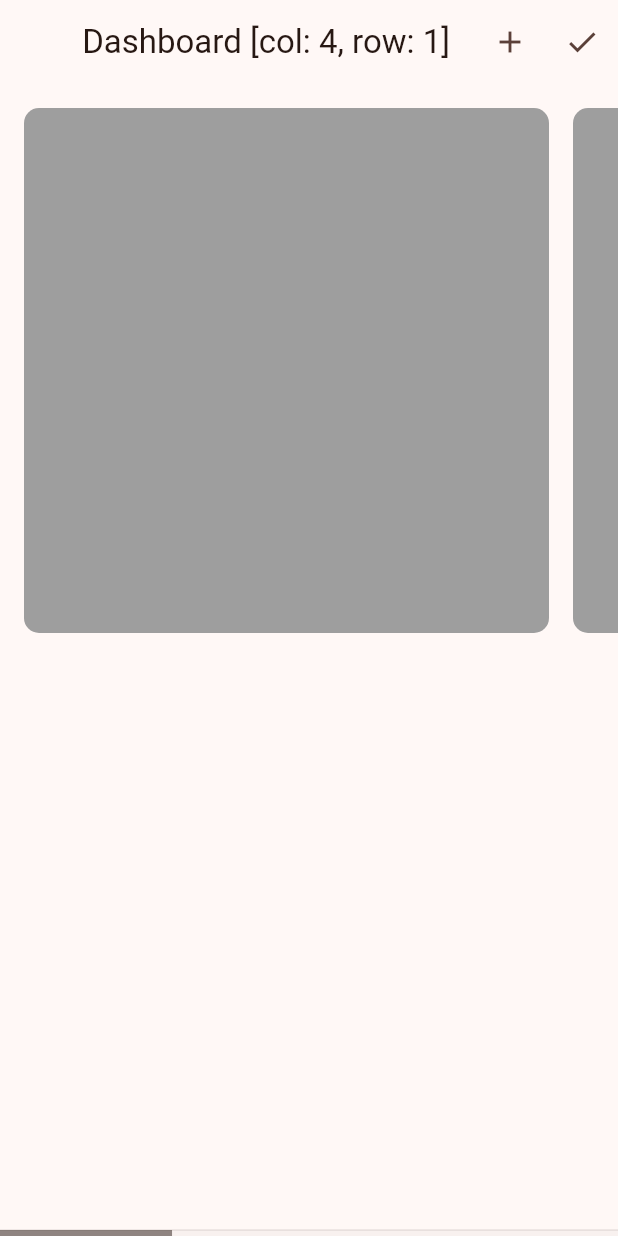
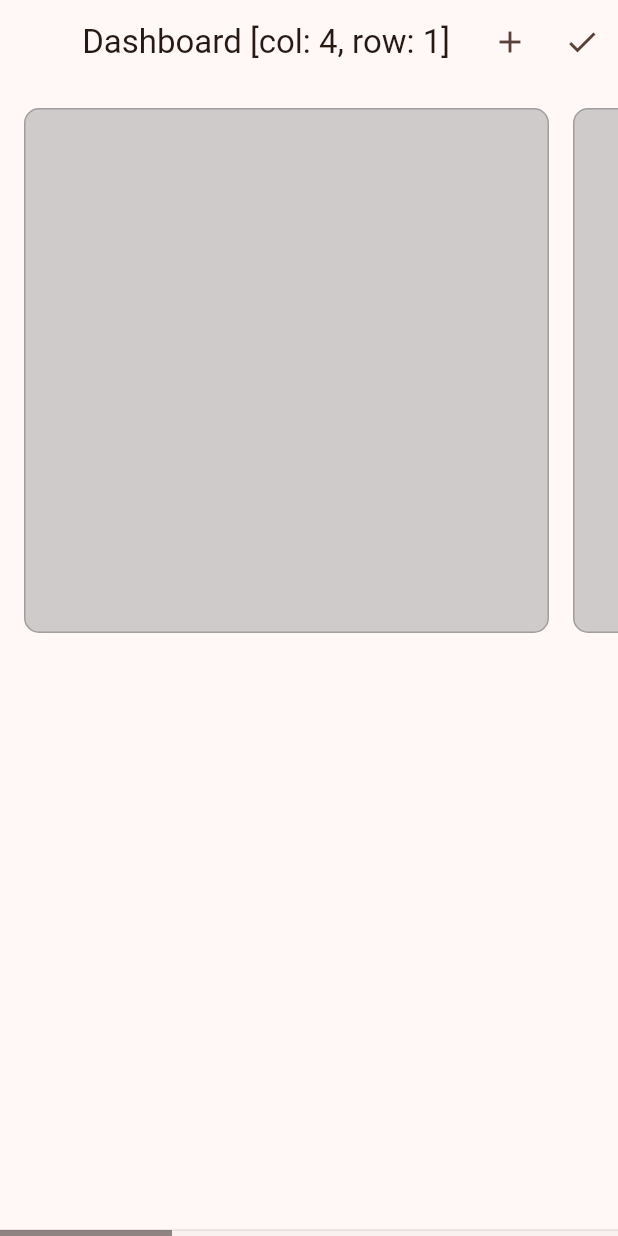
Before and after one commit to nonameden/dashboard_grid, a Flutter app: the screen it shows after launch, after a tap on the "edit" icon, on a phone screen of 412 x 824 dp. Run offline on Flutter 3.47's test engine with Material 3 defaults, Android fonts, the phone set to English and light mode, and no system bars.

Commit message:
Update CHANGELOG.md for version 0.0.3: fix crash on non-1x1 widget sizes and export TableCellDecoration

```diff
--- a/example/lib/home_screen.dart
+++ b/example/lib/home_screen.dart
@@ -138,6 +138,13 @@ class _HomeScreenState extends State<HomeScreen> {
       body: Dashboard(
         editMode: editMode,
         config: dashboardConfig,
+        cellPreviewDecoration: TableCellDecoration(
+          decoration: BoxDecoration(
+            color: Colors.grey.withValues(alpha: 0.5),
+            borderRadius: BorderRadius.circular(10),
+            border: Border.all(color: Colors.grey),
+          ),
+        ),
       ),
     );
   }
--- a/lib/dashboard_grid.dart
+++ b/lib/dashboard_grid.dart
@@ -1,3 +1,4 @@
 export 'src/dashboard.dart';
 export 'src/dashboard_grid.dart';
 export 'src/dashboard_widget.dart';
+export 'src/table/table_cell_decoration.dart';
--- a/lib/src/table/table.dart
+++ b/lib/src/table/table.dart
@@ -1300,20 +1300,31 @@ class RenderTableViewport extends RenderTwoDimensionalViewport {
     final rowEnd = _lastNonPinnedCell?.row ?? 0;
     final columnEnd = _lastNonPinnedCell?.column ?? 0;
 
-    for (int column = columnStart; column <= (columnEnd); column++) {
-      final columnConfig = _columnMetrics[column];
-      if (columnConfig == null) {
+    Rect prev = Rect.zero;
+
+    for (int row = rowStart; row <= (rowEnd); row++) {
+      final rowConfig = _rowMetrics[row];
+      if (rowConfig == null) {
         continue;
       }
-      for (int row = rowStart; row <= (rowEnd); row++) {
-        final rowConfig = _rowMetrics[row];
-        if (rowConfig == null) {
+
+      for (int column = columnStart; column <= (columnEnd); column++) {
+        final columnConfig = _columnMetrics[column];
+        if (columnConfig == null) {
           continue;
         }
 
-        final child = getChildFor(ChildVicinity(xIndex: column, yIndex: row));
+        final child = getChildFor(
+          TableVicinity(column: column, row: row),
+          mapMergedVicinityToCanonicalChild: false,
+        );
         final data = child != null ? parentDataOf(child) : null;
-        final paintOffset = data?.paintOffset ?? Offset.zero;
+        final paintOffset =
+            data?.paintOffset ??
+            Offset(
+              prev.right + columnConfig.configuration.padding.leading,
+              prev.top,
+            );
 
         final rect = Rect.fromPoints(
           paintOffset + offset,
@@ -1321,6 +1332,26 @@ class RenderTableViewport extends RenderTwoDimensionalViewport {
         );
 
         cellDecoration.paint(context, rect);
+
+        // final painter = TextPainter(
+        //   text: TextSpan(text: "$column:$row\n$rect\n$prev}"),
+        //   textDirection: TextDirection.ltr,
+        // );
+        //
+        // painter.layout();
+        // painter.paint(
+        //   context.canvas,
+        //   rect.center - Offset(painter.width / 2, painter.height / 2),
+        // );
+        //
+        prev = Rect.fromPoints(
+          rect.topLeft,
+          rect.bottomRight +
+              Offset(
+                columnConfig.configuration.padding.trailing,
+                rowConfig.configuration.padding.trailing,
+              ),
+        );
       }
     }
   }
--- a/pubspec.yaml
+++ b/pubspec.yaml
@@ -1,7 +1,7 @@
 name: dashboard_grid
 description: >-
   Configurable dashboard widget, which allows drag and drop
-version: 0.0.2
+version: 0.0.3
 repository: https://github.com/nonameden/dashboard_grid
 
 topics:
```
Also changed, not shown: example/pubspec.lock, 2 other files.
